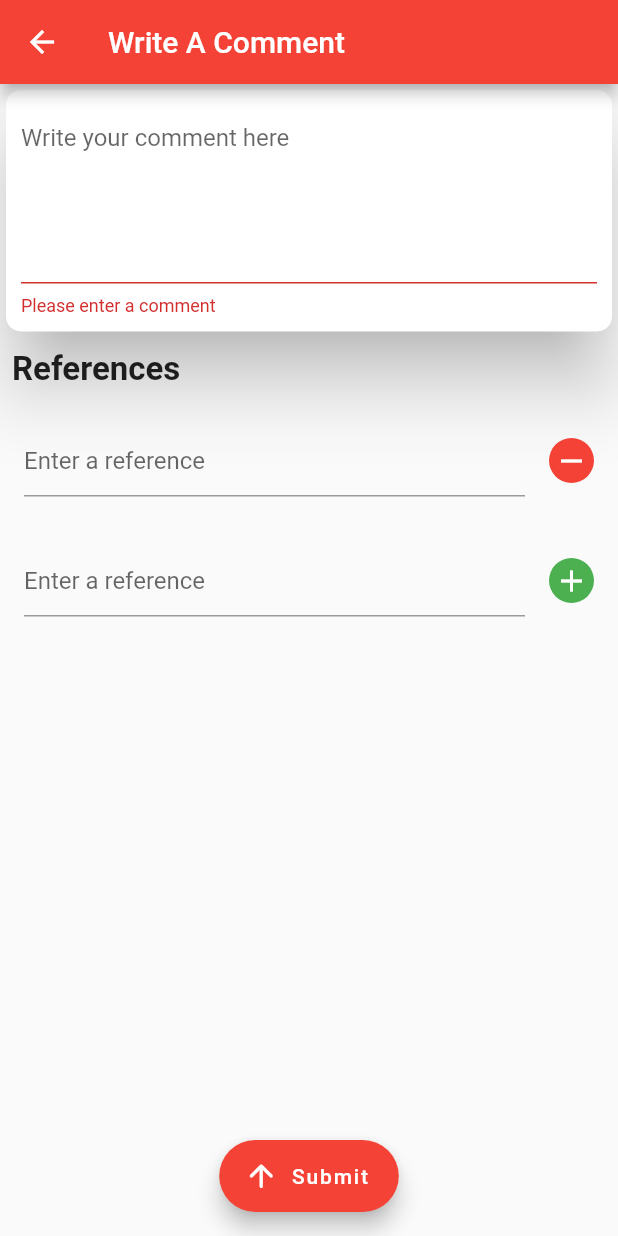
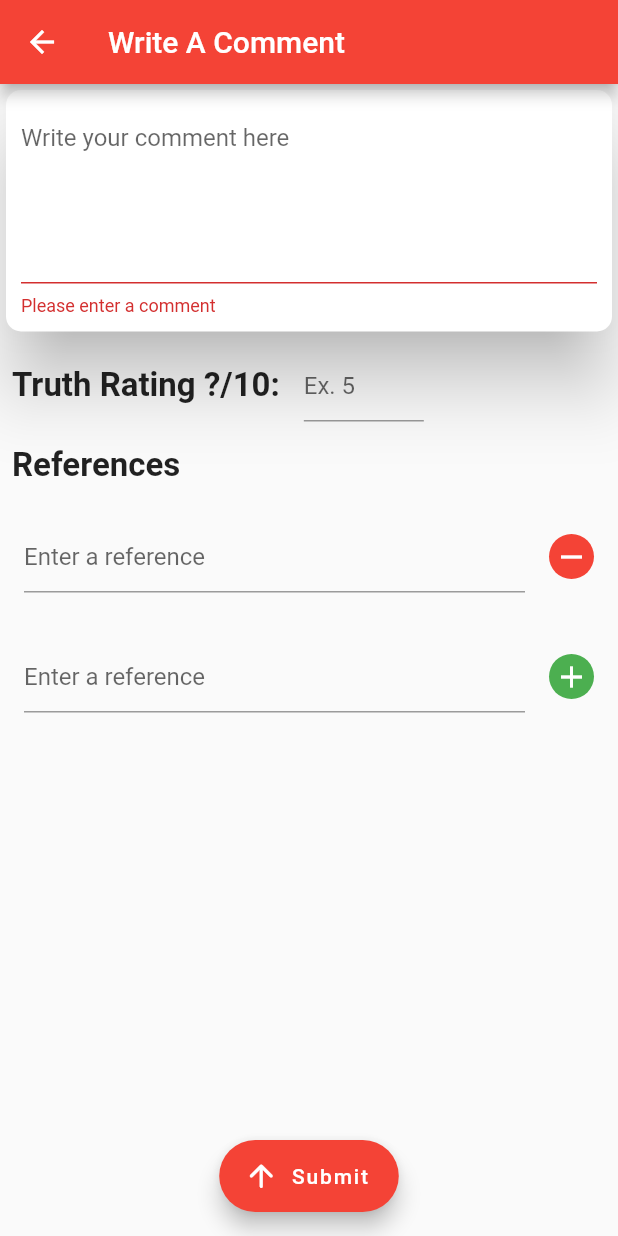
Before and after one commit to HargunBhalla/Crowdsource-fact-checker, a Flutter app: the WriteCommentPage screen opened directly with empty values, after a tap on the "add" icon, after a tap on "Submit", on a phone screen of 412 x 824 dp. Run offline on Flutter 3.47's test engine with Material 2 defaults, Android fonts, the phone set to English and light mode, and no system bars; our stand-ins replace cloud_firestore, firebase_core, url_launcher_web; missing offline and left inert: cloud_firestore_web, firebase_core_web; accounts and stored records are empty; network calls fail.

Commit message:
added rating option in comments

```diff
--- a/crowdsource_fact_checker/lib/userConstants.dart
+++ b/crowdsource_fact_checker/lib/userConstants.dart
@@ -1,8 +1,10 @@
-class UserConstants1 {
+class UserConstants {
   static String username = "Mikhail";
+  static String usercode = "McKale02";
   static String profilePicture = "https://cdn.britannica.com/q:60/91/181391-050-1DA18304/cat-toes-paw-number-paws-tiger-tabby.jpg";
 }
-class UserConstants {
+class UserConstants1 {
   static String username = "Hargun";
+  static String usercode = "Hargun";
   static String profilePicture = "https://cdn.discordapp.com/attachments/888548685288448051/888974735948521542/headshot_hargunbhalla.jpg";
 }
--- a/crowdsource_fact_checker/lib/user_page.dart
+++ b/crowdsource_fact_checker/lib/user_page.dart
@@ -69,8 +69,8 @@ class _UserPageState extends State<UserPage> {
                   backgroundColor: Colors.transparent,
                 ),
               ),
-              Text("Mikhail", style: TextStyle(fontSize: 36, fontWeight: FontWeight.w600),),
-              Text("McKale02", style: TextStyle(fontSize: 18, fontWeight: FontWeight.w400),),
+              Text(UserConstants.username, style: TextStyle(fontSize: 36, fontWeight: FontWeight.w600),),
+              Text(UserConstants.usercode, style: TextStyle(fontSize: 18, fontWeight: FontWeight.w400),),
               Container(height: 30,),
               NumbersWidget(),
               Row(
--- a/crowdsource_fact_checker/lib/view_thread.dart
+++ b/crowdsource_fact_checker/lib/view_thread.dart
@@ -181,10 +181,13 @@ class _ViewThreadPageState extends State<ViewThreadPage> {
       floatingActionButton: FloatingActionButton(
         onPressed: () async {
 
-          post['comments'] = await Navigator.push(
+          var tmp = await Navigator.push(
             context,
             MaterialPageRoute(builder: (context) => WriteCommentPage(post: widget.post,)),
           );
+          if (tmp != null) {
+            post['comments'] = tmp;
+          }
           print(post['comments'].toString());
           setState(() {
             post = post;
--- a/crowdsource_fact_checker/lib/write_a_comment.dart
+++ b/crowdsource_fact_checker/lib/write_a_comment.dart
@@ -55,6 +55,45 @@ class _WriteCommentPageState extends State<WriteCommentPage> {
                         },
                       ),
                     ),
+                  ),
+                  Row(
+                    children: [
+                      Padding(
+                        padding: const EdgeInsets.all(8.0),
+                        child: Text('Truth Rating ?/10:',
+                          style: TextStyle(
+                            fontWeight: FontWeight.w700,
+                            fontSize: 22,
+                          ),
+                        ),
+                      ),
+                      Padding(
+                        padding: const EdgeInsets.all(8.0),
+                        child: Container(
+                          width: 80,
+                          child: TextFormField(
+                            maxLines: 1,
+                            decoration: new InputDecoration(hintText: "Ex. 5"),
+                            validator: (value) {
+                              if (value == null || value.isEmpty) {
+                                return null;
+                              }
+                              if (double.tryParse(value) == null) {
+                                return 'Enter number';
+                              }
+                              var num = double.parse(value);
+                              if (num > 10 || num < 0) {
+                                return "Outside range";
+                              }
+                              setState(() {
+
+                              });
+                              return null;
+                            },
+                          ),
+                        ),
+                      ),
+                    ],
                   ),
                   Padding(
                     padding: const EdgeInsets.all(8.0),
```
Also changed, not shown: crowdsource_fact_checker/lib/generated_plugin_registrant.dart (added, +20 -0 lines), 15 other files.
